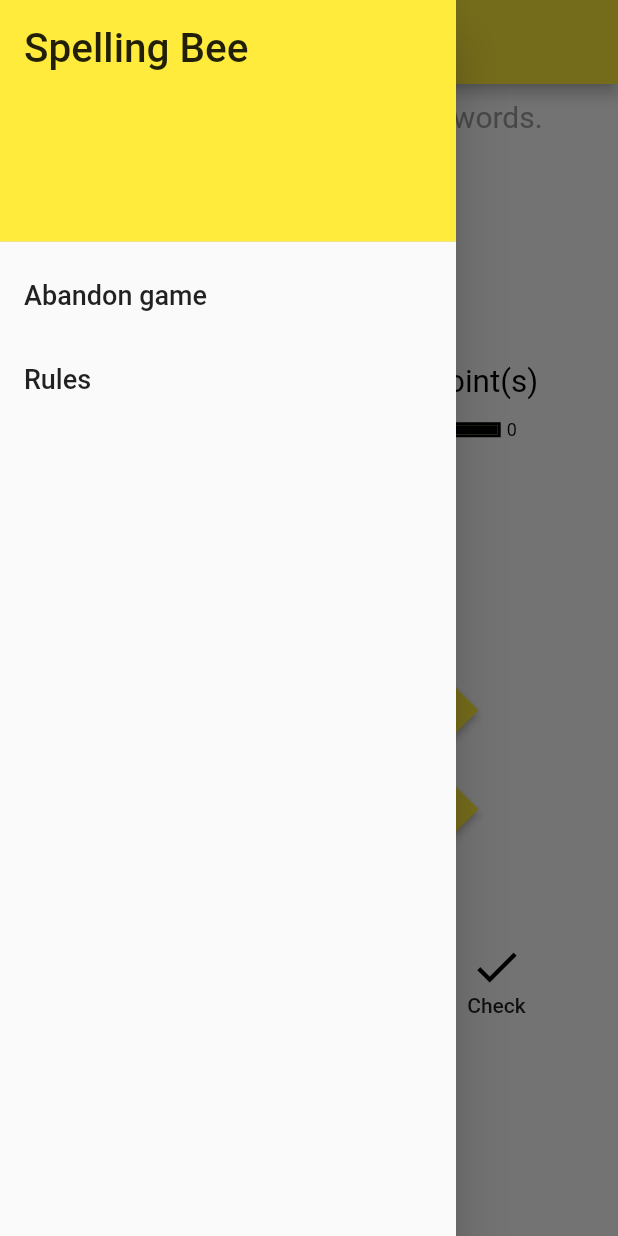
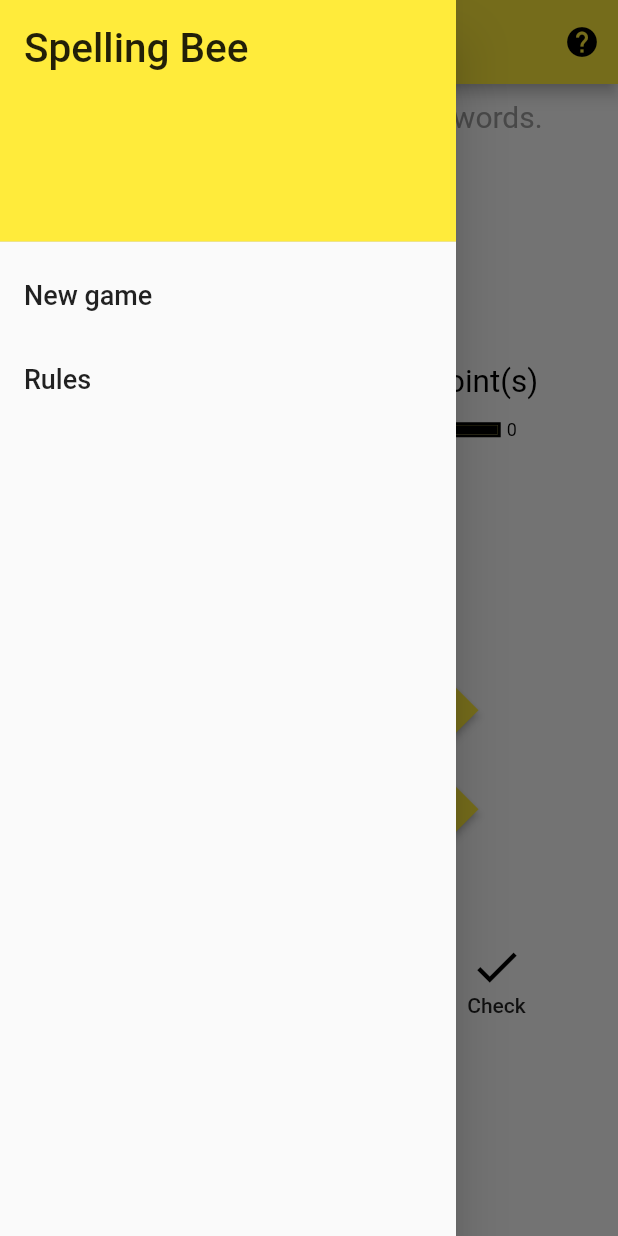
Before and after one commit to rajkar86/flutter_spelling_bee, a Flutter app: the screen it shows after launch, with the side drawer open, on a phone screen of 412 x 824 dp. Run offline on Flutter 3.47's test engine with Material 2 defaults, Android fonts, the phone set to English and light mode, and no system bars; our stand-ins replace page_transition, rxdart, shared_preferences; missing offline and left inert: trotter.

Commit message:
change icons

```diff
--- a/lib/helpers/ui.dart
+++ b/lib/helpers/ui.dart
@@ -37,6 +37,13 @@
     Key key,
   }) : super(key: key);
 
+  Text _buildDrawerItem(String t, {double size}) {
+    return Text(
+      t,
+      style: TextStyle(fontSize: (size != null) ? size : 18),
+    );
+  }
+
   @override
   Widget build(BuildContext context) {
     var gb = Provider.of(context).game;
@@ -44,19 +51,13 @@
       child: ListView(
         children: <Widget>[
           DrawerHeader(
-            child: Text(
-              "Spelling Bee",
-              style: TextStyle(fontSize: 27),
-            ),
+            child: _buildDrawerItem("Spelling Bee", size: 27),
             decoration: BoxDecoration(
               color: Colors.yellow,
             ),
           ),
           ListTile(
-            title: Text(
-              "Abandon game",
-              style: TextStyle(fontSize: 18),
-            ),
+            title: _buildDrawerItem("New game"),
             onTap: () {
               Navigator.pop(context);
               showDialog(
@@ -65,13 +66,11 @@
             },
           ),
           ListTile(
-            title: Text(
-              "Rules",
-              style: TextStyle(fontSize: 18),
-            ),
+            title: _buildDrawerItem("Rules"),
             onTap: () {
               Navigator.pop(context);
-              Navigator.push(context, buildPageTransition(scaffold(Rules(), context, false)));
+              Navigator.push(context,
+                  buildPageTransition(scaffold(Rules(), context, false)));
               // showDialog(
               //     context: context,
               //     builder: (context) => Rules());
@@ -83,11 +82,22 @@
   }
 }
 
-Widget scaffold(Widget w, BuildContext context, drawer) {
+Widget scaffold(Widget w, BuildContext context, main) {
   return Scaffold(
-    drawer: drawer ? SBDrawer() : null,
+    drawer: main ? SBDrawer() : null,
     appBar: AppBar(
       title: Text("Spelling Bee"),
+      actions: main
+          ? <Widget>[
+              IconButton(
+                icon: Icon(Icons.help),
+                onPressed: () {
+                  Navigator.push(context,
+                      buildPageTransition(scaffold(Rules(), context, false)));
+                },
+              ),
+            ]
+          : null,
     ),
     body: w,
   );
--- a/lib/pages/game.dart
+++ b/lib/pages/game.dart
@@ -7,7 +7,7 @@
 
 import 'package:spelling_bee/pages/found_words.dart';
 
-import 'package:spelling_bee/widgets/actions.dart';
+import 'package:spelling_bee/widgets/game_actions.dart';
 import 'package:spelling_bee/widgets/current_word.dart';
 import 'package:spelling_bee/widgets/letter_collection.dart';
 
@@ -94,5 +94,5 @@
     );
   }
 
-  Actions _buildActions() => Actions();
+  GameActions _buildActions() => GameActions();
 }
--- a/lib/pages/rules.dart
+++ b/lib/pages/rules.dart
@@ -21,13 +21,13 @@
 
   @override
   Widget build(BuildContext context) {
-    List<Widget> cards = [Center(child: _card("From New York Times", true))];
+    List<Widget> cards = [];
 
     void addToList(List<String> l, bool header) =>
         cards.addAll(l.map((w) => _card(w, header)).toList());
 
 
-addToList(["Rules"], true);
+addToList(["Rules (from NY Times)"], true);
     addToList([
       "Words must contain at least 4 letters.",
       "Words must include the center letter.",
@@ -36,7 +36,7 @@
       "Letters can be used more than once.",
     ], false);
 
-    addToList(["Scoring"], true);
+    addToList(["Scoring (from NY Times)"], true);
 
     addToList([
       "4-letter words are worth 1 point each.",
--- a/lib/widgets/actions.dart
+++ b/lib/widgets/game_actions.dart
@@ -2,8 +2,8 @@
 import 'package:spelling_bee/blocs/game_bloc.dart';
 import 'package:spelling_bee/helpers/provider.dart';
 
-class Actions extends StatelessWidget {
-  const Actions({Key key})
+class GameActions extends StatelessWidget {
+  const GameActions({Key key})
       : super(key: key);
 
   // final VoidCallback clear;
```
Also changed, not shown: pubspec.yaml (+13 -3 lines), assets/icon_bee_padded.png (added), pubspec.lock, 21 other files.
